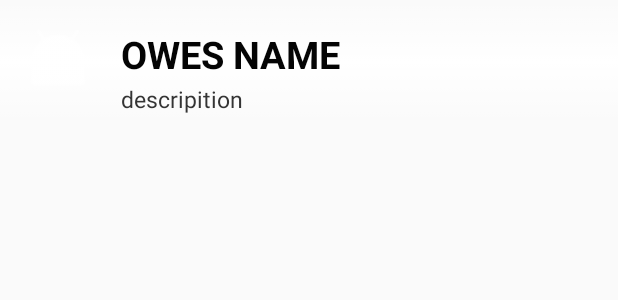
After one commit to ilovesteak/Ome, an Android app: the layout list_item_view_layout.xml on its own in the app's theme, with its tools: preview values and no code run, on a phone screen of 412 x 824 dp. The commit adds this screen. Shown: the top 300 px of the screen. Run offline under Robolectric (Android 15) with nearby library versions, the phone set to English and light mode, and no system bars.

```diff
--- a/app/src/main/java/com/example/michellenguyen/ome/OMeMaker.java
+++ b/app/src/main/java/com/example/michellenguyen/ome/OMeMaker.java
@@ -36,9 +36,10 @@ public class OMeMaker extends MainActivity{
                 nextScreen.putExtra("name", inputName.getText().toString());
                 nextScreen.putExtra("debt", inputDebt.getText().toString());
 
-                Log.e("n", inputName.getText()+"."+ inputDebt.getText());
+                Log.e("n", inputName.getText() + "." + inputDebt.getText());
 
                 startActivity(nextScreen);
+
 
             }
         });
--- /dev/null
+++ b/app/src/main/res/drawable/list_selector.xml
@@ -0,0 +1,12 @@
+<?xml version="1.0" encoding="utf-8"?>
+<selector xmlns:android="http://schemas.android.com/apk/res/android">
+    <item
+        android:state_selected="false"
+        android:state_pressed="false"
+        android:drawable="@drawable/listview_bg" />
+    <item android:state_pressed="true"
+        android:drawable="@drawable/listview_bg_hove" />
+    <item android:state_selected="true"
+        android:state_pressed="false"
+        android:drawable="@drawable/listview_bg_hove" />
+</selector>
--- /dev/null
+++ b/app/src/main/res/drawable/listview_bg.xml
@@ -0,0 +1,7 @@
+<?xml version="1.0" encoding="utf-8"?>
+<shape xmlns:android="http://schemas.android.com/apk/res/android"
+    android:shape="rectangle">
+    <gradient
+        android:centerColor="#ffffff"
+        android:angle="270" />
+</shape>
--- /dev/null
+++ b/app/src/main/res/drawable/listview_bg_hove.xml
@@ -0,0 +1,7 @@
+<?xml version="1.0" encoding="utf-8"?>
+<shape xmlns:android="http://schemas.android.com/apk/res/android"
+    android:shape="rectangle">
+    <gradient
+        android:centerColor="#fa9328"
+        android:angle="270" />
+</shape>
--- /dev/null
+++ b/app/src/main/res/layout/list_item_view_layout.xml
@@ -0,0 +1,52 @@
+<?xml version="1.0" encoding="utf-8"?>
+<RelativeLayout xmlns:android="http://schemas.android.com/apk/res/android"
+    android:layout_width="fill_parent"
+    android:layout_height="wrap_content"
+    android:orientation="horizontal"
+    android:background="@drawable/list_selector"
+    android:padding="5dip" >
+
+    <!-- ListRow Left side Thumbnail image -->
+    <LinearLayout
+        android:id="@+id/thumbnail"
+        android:layout_width="wrap_content"
+        android:layout_height="wrap_content"
+        android:layout_alignParentLeft="true"
+        android:layout_marginRight="5dip"
+        android:padding="3dip" >
+        <ImageView
+            android:id="@+id/list_image"
+            android:contentDescription="@string/app_name"
+            android:layout_width="60dip"
+            android:layout_height="60dip"
+            android:src="@drawable/userpic" />
+    </LinearLayout>
+
+    <!-- Name-->
+    <TextView
+        android:id="@+id/name"
+        android:layout_width="wrap_content"
+        android:layout_height="wrap_content"
+        android:layout_toRightOf="@+id/list_image"
+        android:layout_marginLeft="75dip"
+        android:layout_centerVertical="true"
+        android:paddingBottom ="10dip"
+        android:text="OWES NAME"
+        android:textColor="#040404"
+        android:textSize="25dip"
+        android:textStyle="bold"
+        android:typeface="sans" />
+    <!-- Information-->
+    <TextView
+        android:id="@+id/info"
+        android:layout_width="wrap_content"
+        android:layout_height="wrap_content"
+        android:layout_below="@+id/name"
+        android:layout_alignLeft="@+id/name"
+        android:paddingTop="5dip"
+        android:layout_centerHorizontal="true"
+        android:text="descripition"
+        android:textColor="#343434"
+        android:textSize="15dip" />
+
+</RelativeLayout>
```
Also changed, not shown: app/src/main/java/com/example/michellenguyen/ome/MainActivity.java (+12 -4 lines), app/src/main/res/layout/list_item.xml (added, +90 -0 lines), app/src/main/res/drawable-hdpi/img_crystal.png (deleted), app/src/main/res/drawable-hdpi/userpic.png (added), app/src/main/res/drawable-mdpi/img_crystal.png (deleted), app/src/main/res/drawable-mdpi/userpic.png (added), app/src/main/res/drawable-xhdpi/img_crystal.png (deleted), app/src/main/res/drawable-xhdpi/userpic.png (added), app/src/main/res/drawable-xxhdpi/img_crystal.png (deleted), app/src/main/res/drawable-xxhdpi/userpic.png (added), app/src/main/res/drawable-xxhdpi/userpic/Contacts-50.png (added), app/src/main/res/drawable/userpic/Contacts-50.png (added), app/src/main/res/userpic/Contacts-50.png (added).
